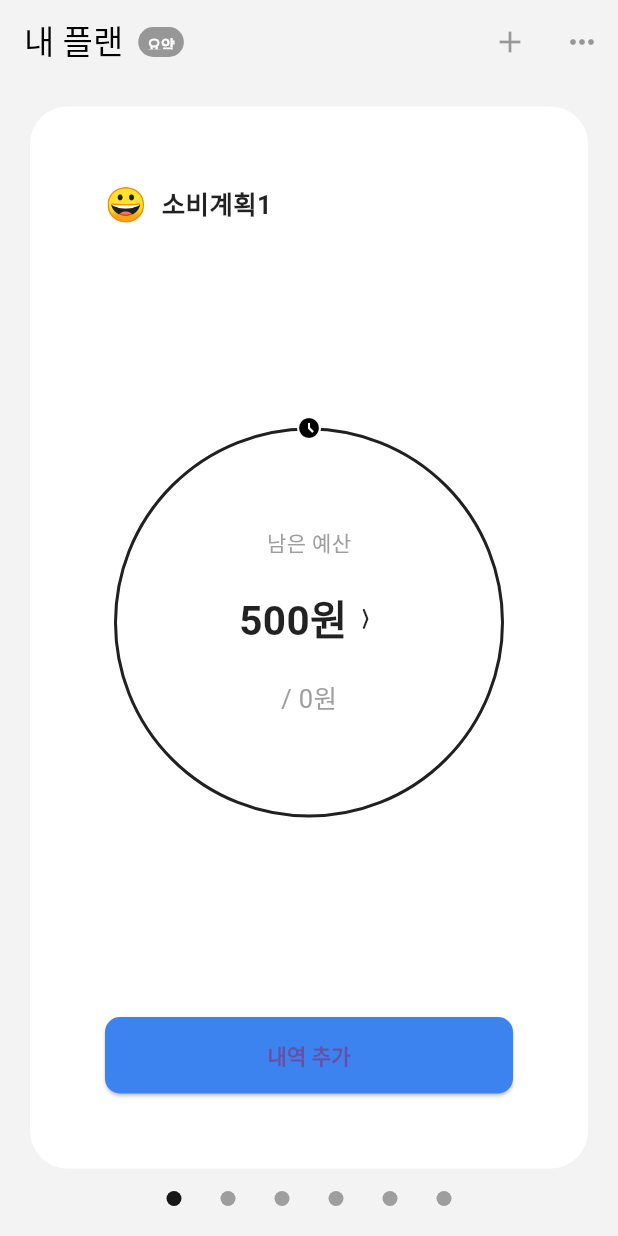
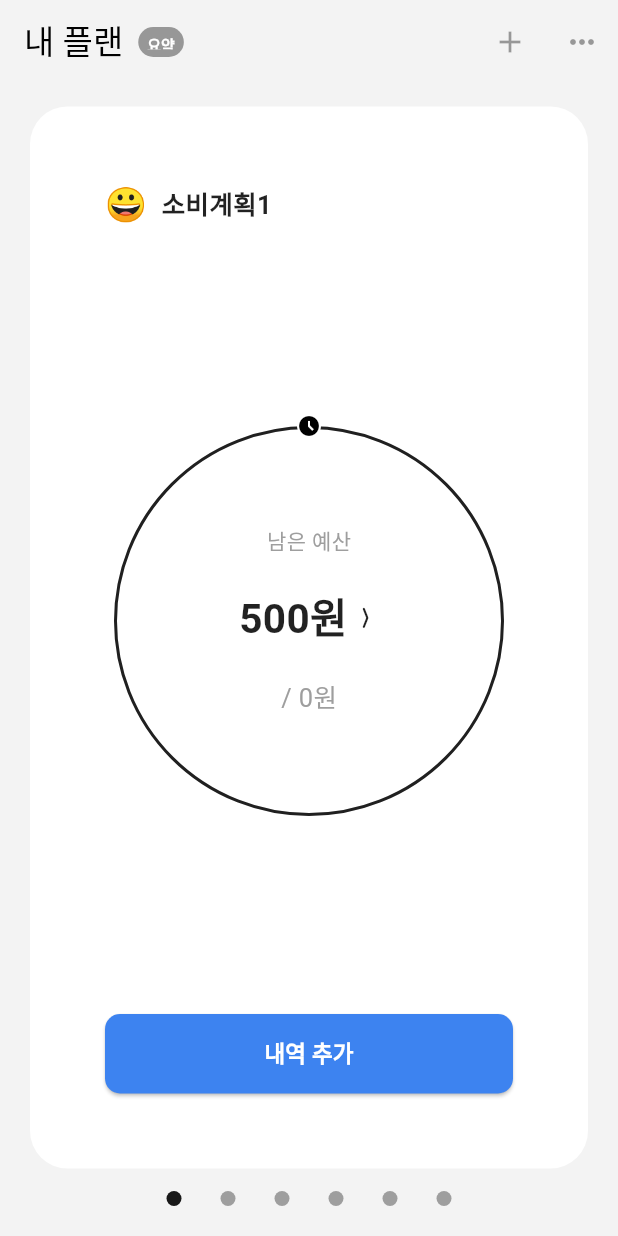
Before and after one commit to flutter-fantastic-crew/sk, a Flutter app: the screen it shows after launch, on a phone screen of 412 x 824 dp. Run offline on Flutter 3.47's test engine with Material 3 defaults, Android fonts, the phone set to English and light mode, and no system bars; drawn by our look-alikes of percent_indicator; our stand-ins replace emoji_picker_flutter, go_router, table_calendar.

Commit message:
refactor: css수정

```diff
--- a/lib/page/add_history_page.dart
+++ b/lib/page/add_history_page.dart
@@ -313,7 +313,11 @@ class AddHistoryPage extends StatelessWidget {
                           ),
                           child: const Text(
                             '저장',
-                            style: TextStyle(fontWeight: FontWeight.bold),
+                            style: TextStyle(
+                              fontWeight: FontWeight.bold,
+                              fontSize: 15,
+                              color: Colors.white,
+                            ),
                           ),
                         ),
                       ),
--- a/lib/widget/plan_card_widget.dart
+++ b/lib/widget/plan_card_widget.dart
@@ -149,22 +149,26 @@ class PlanCardWidget extends StatelessWidget {
                 context.push('/addHistory');
               },
               style: ButtonStyle(
-                padding: MaterialStateProperty.all<EdgeInsets>(
+                padding: WidgetStateProperty.all<EdgeInsets>(
                   const EdgeInsets.all(15),
                 ),
-                shape: MaterialStateProperty.all<RoundedRectangleBorder>(
+                shape: WidgetStateProperty.all<RoundedRectangleBorder>(
                   RoundedRectangleBorder(
                     borderRadius:
                         BorderRadius.circular(10), // 버튼 모양과 일치시키기 위해 중복 설정
                   ),
                 ),
-                backgroundColor: MaterialStateProperty.all<Color>(
+                backgroundColor: WidgetStateProperty.all<Color>(
                   const Color(0xFF3D83F0),
                 ),
               ),
               child: const Text(
                 '내역 추가',
-                style: TextStyle(fontWeight: FontWeight.bold),
+                style: TextStyle(
+                  fontWeight: FontWeight.bold,
+                  fontSize: 15,
+                  color: Colors.white,
+                ),
               ),
             ),
           ),
```
